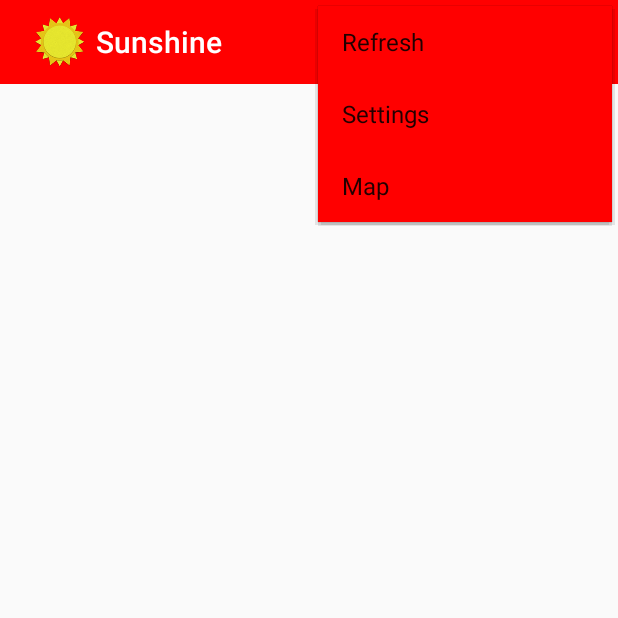
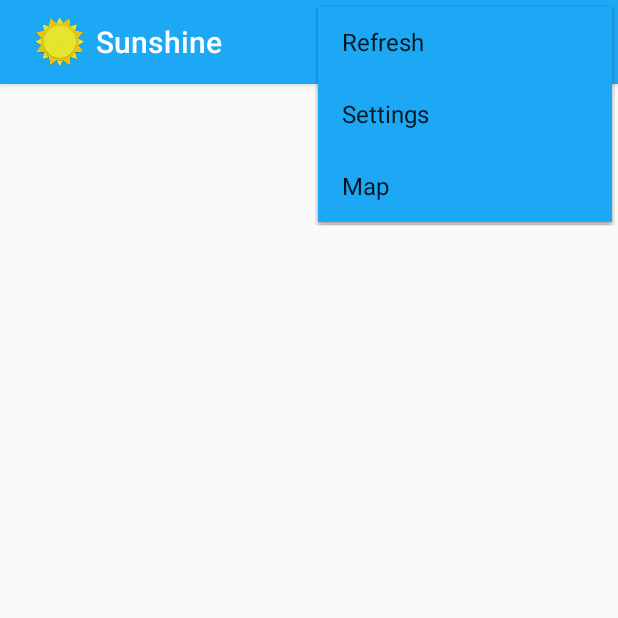
Before and after one commit to katelevshova/android-sunshine, an Android app: the screen it shows after launch (MainForecastActivity), with the options menu open, on a phone screen of 412 x 824 dp, the top half of it. Run offline under Robolectric (Android 15) with nearby library versions, the phone set to English and light mode, and no system bars; 1 statement that could not run was skipped.

Commit message:
issue#22 - added layout-sw600dp for API 21

```diff
--- a/app/src/main/java/com/hally/sunshine/view/MainForecastActivity.java
+++ b/app/src/main/java/com/hally/sunshine/view/MainForecastActivity.java
@@ -58,7 +58,7 @@ public class MainForecastActivity extends ActionBarActivity implements IForecast
 		else
 		{
 			_hasTwoPane = false;
-			getSupportActionBar().setElevation(0f); // removes a shadow under the ActionBar for phone
+//			getSupportActionBar().setElevation(0f); // removes a shadow under the ActionBar for phone
 		}
 
 		getSupportActionBar().setIcon(R.mipmap.art_clear);
--- /dev/null
+++ b/app/src/main/res/layout-sw600dp-v21/activity_main.xml
@@ -0,0 +1,40 @@
+<?xml version="1.0" encoding="utf-8"?>
+<LinearLayout xmlns:android="http://schemas.android.com/apk/res/android"
+			  xmlns:app="http://schemas.android.com/apk/res-auto"
+			  xmlns:tools="http://schemas.android.com/tools"
+			  android:layout_width="match_parent"
+			  android:layout_height="match_parent"
+			  android:baselineAligned="false"
+			  android:divider="?android:attr/dividerHorizontal"
+			  android:orientation="vertical"
+			  tools:context="com.hally.sunshine.view.MainForecastActivity">
+
+	<!-- This layout is a two-pane layout for the Items master/detail flow. -->
+	<android.support.v7.widget.Toolbar
+		android:id="@+id/toolbar"
+		android:layout_width="match_parent"
+		android:layout_height="?attr/actionBarSize"
+		android:elevation="@dimen/shadow_size"
+		android:minHeight="?attr/actionBarSize"
+		app:popupTheme="@style/PopupMenuListView"
+		app:theme="@style/SunshineToolBar"/>
+
+	<LinearLayout android:layout_width="match_parent"
+				  android:layout_height="match_parent"
+		android:orientation="horizontal">
+
+		<!-- A static fragment -->
+		<fragment android:id="@+id/fragment_main"
+				  android:name="com.hally.sunshine.view.MainForecastFragment"
+				  android:layout_width="0dp"
+				  android:layout_height="match_parent"
+				  android:layout_weight="1"
+				  tools:layout="@android:layout/list_content"/>
+
+		<!-- We will use a dynamic fragment in container since for vertical layout we do not need details from the roght side-->
+		<FrameLayout android:id="@+id/detail_container"
+					 android:layout_width="0dp"
+					 android:layout_height="match_parent"
+					 android:layout_weight="1"/>
+	</LinearLayout>
+</LinearLayout>
--- a/app/src/main/res/values-v21/styles.xml
+++ b/app/src/main/res/values-v21/styles.xml
@@ -1,22 +1,28 @@
 <?xml version="1.0" encoding="utf-8"?>
 <resources>
+
 	<style name="SunshineAppTheme" parent="Theme.AppCompat.Light.NoActionBar">
-        <item name="windowActionBar">false</item>
 	</style>
 
 	<!-- main activity action bar styles -->
-    <style name="SunshineToolBar" parent="ThemeOverlay.AppCompat.Dark.ActionBar">
-        <item name="android:background">@color/red</item>
-      <!--  <item name="android:title">@string/app.name</item>-->
+	<style name="SunshineToolBar" parent="ThemeOverlay.AppCompat.Dark">
+		<item name="android:background">@color/sunshine_blue</item>
+	</style>
+
+	<style name="PopupMenuListView" parent="ThemeOverlay.AppCompat.Dark">
+		<item name="android:divider">@color/white</item>
+		<item name="android:dividerHeight">1dp</item>
+		<item name="android:textAppearance">@style/SansSerifCondensed</item>
 	</style>
 
 	<style name="SansSerifCondensed">
 		<item name="android:fontFamily">sans-serif-condensed</item>
 	</style>
 
-    <style name="SansSerifLight" >
+	<style name="SansSerifLight">
 		<item name="android:fontFamily">sans-serif-light</item>
 	</style>
 
+	<!-- NOTE: not finished yet! -->
 
 </resources>
```
Also changed, not shown: 1 other file. Lines whose indentation alone changed are shown as unchanged.
